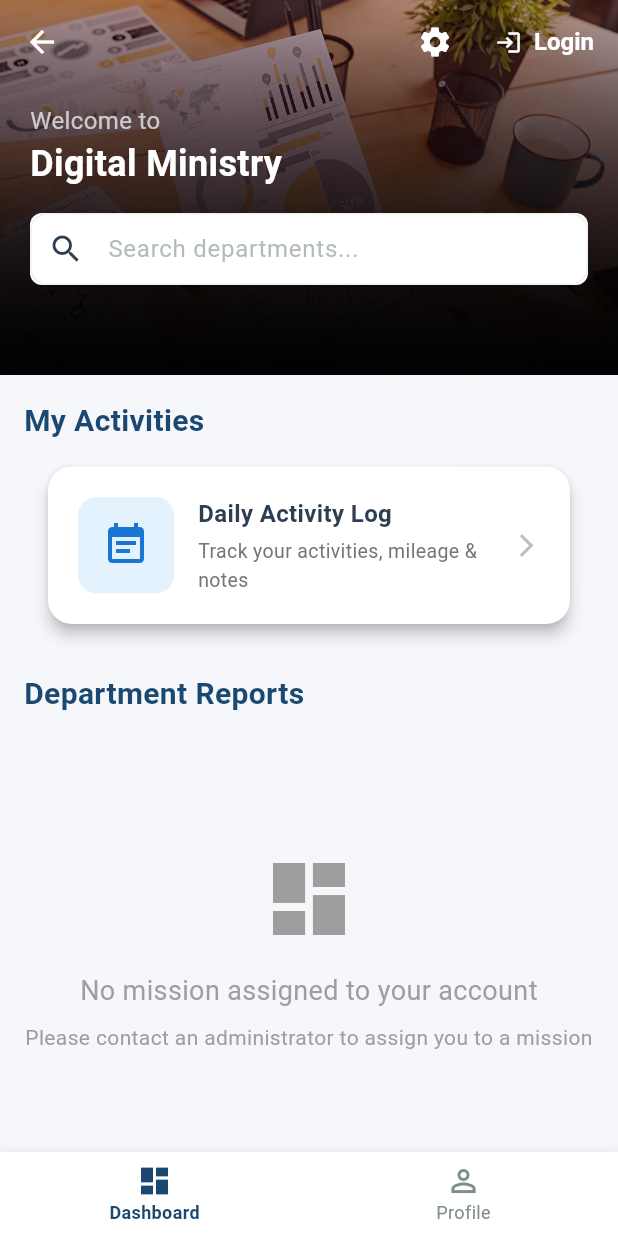
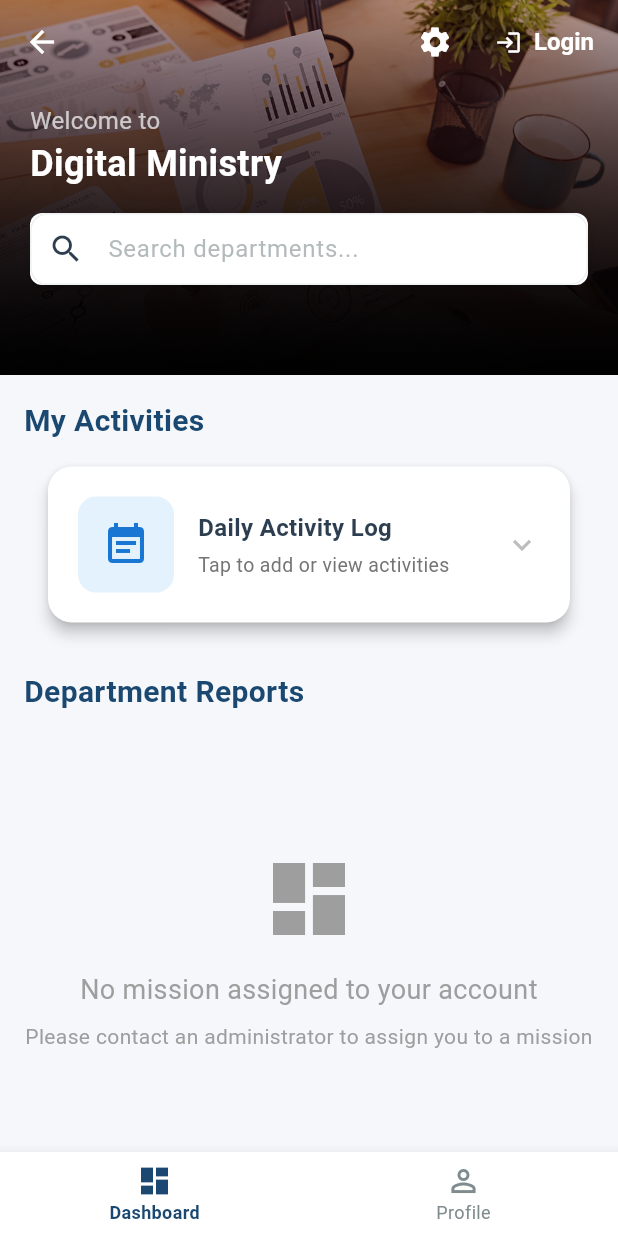
Before and after one commit to hearyaldy/pastor_report-latest, a Flutter app: the screen it shows after launch, on a phone screen of 412 x 824 dp. Run offline on Flutter 3.47's test engine with Material 3 defaults, Android fonts, the phone set to English and light mode, and no system bars; our stand-ins replace cloud_firestore, firebase_auth, firebase_core, shared_preferences, webview_flutter; accounts and stored records are empty.

Commit message:
feat: Add expandable quick add to My Activities dashboard card
- Card expands/collapses on tap
- Shows two action buttons when expanded
- Quick Add button navigates to add activity form
- View All button navigates to full activities list
- Dynamic icon and text based on expansion state
- Improves UX by providing quick access from dashboard

🤖 Generated with [Claude Code](https://claude.com/claude-code)

Co-Authored-By: Claude <noreply@anthropic.com>

```diff
--- a/lib/screens/dashboard_screen.dart
+++ b/lib/screens/dashboard_screen.dart
@@ -16,6 +16,7 @@ class DashboardScreen extends StatefulWidget {
 class _DashboardScreenState extends State<DashboardScreen> {
   final TextEditingController _searchController = TextEditingController();
   String _searchQuery = '';
+  bool _showQuickAddActivity = false;
 
   @override
   void initState() {
@@ -420,11 +421,17 @@ class _DashboardScreenState extends State<DashboardScreen> {
                 shape: RoundedRectangleBorder(
                   borderRadius: BorderRadius.circular(16),
                 ),
-                child: InkWell(
-                  borderRadius: BorderRadius.circular(16),
+                child: Column(
+                  children: [
+                    InkWell(
+                      borderRadius: const BorderRadius.vertical(
+                        top: Radius.circular(16),
+                        bottom: Radius.circular(16),
+                      ),
                       onTap: () {
-                    // TODO: Navigate to activities list
-                    Navigator.pushNamed(context, '/activities');
+                        setState(() {
+                          _showQuickAddActivity = !_showQuickAddActivity;
+                        });
                       },
                       child: Padding(
                         padding: const EdgeInsets.all(20),
@@ -456,7 +463,9 @@ class _DashboardScreenState extends State<DashboardScreen> {
                                   ),
                                   const SizedBox(height: 4),
                                   Text(
-                                'Track your activities, mileage & notes',
+                                    _showQuickAddActivity
+                                        ? 'Tap to collapse'
+                                        : 'Tap to add or view activities',
                                     style: TextStyle(
                                       fontSize: 13,
                                       color: Colors.grey.shade600,
@@ -466,13 +475,58 @@ class _DashboardScreenState extends State<DashboardScreen> {
                               ),
                             ),
                             Icon(
-                          Icons.arrow_forward_ios,
-                          size: 18,
+                              _showQuickAddActivity
+                                  ? Icons.expand_less
+                                  : Icons.expand_more,
+                              size: 24,
                               color: Colors.grey.shade400,
                             ),
                           ],
                         ),
                       ),
+                    ),
+                    if (_showQuickAddActivity)
+                      Container(
+                        padding: const EdgeInsets.fromLTRB(20, 0, 20, 20),
+                        child: Column(
+                          children: [
+                            const Divider(),
+                            const SizedBox(height: 12),
+                            Row(
+                              children: [
+                                Expanded(
+                                  child: ElevatedButton.icon(
+                                    onPressed: () {
+                                      Navigator.pushNamed(context, '/add-activity');
+                                    },
+                                    icon: const Icon(Icons.add),
+                                    label: const Text('Quick Add'),
+                                    style: ElevatedButton.styleFrom(
+                                      backgroundColor: Colors.blue.shade700,
+                                      foregroundColor: Colors.white,
+                                      padding: const EdgeInsets.symmetric(vertical: 12),
+                                    ),
+                                  ),
+                                ),
+                                const SizedBox(width: 12),
+                                Expanded(
+                                  child: OutlinedButton.icon(
+                                    onPressed: () {
+                                      Navigator.pushNamed(context, '/activities');
+                                    },
+                                    icon: const Icon(Icons.list),
+                                    label: const Text('View All'),
+                                    style: OutlinedButton.styleFrom(
+                                      padding: const EdgeInsets.symmetric(vertical: 12),
+                                    ),
+                                  ),
+                                ),
+                              ],
+                            ),
+                          ],
+                        ),
+                      ),
+                  ],
                 ),
               ),
             ),
```
Lines whose indentation alone changed are shown as unchanged.
